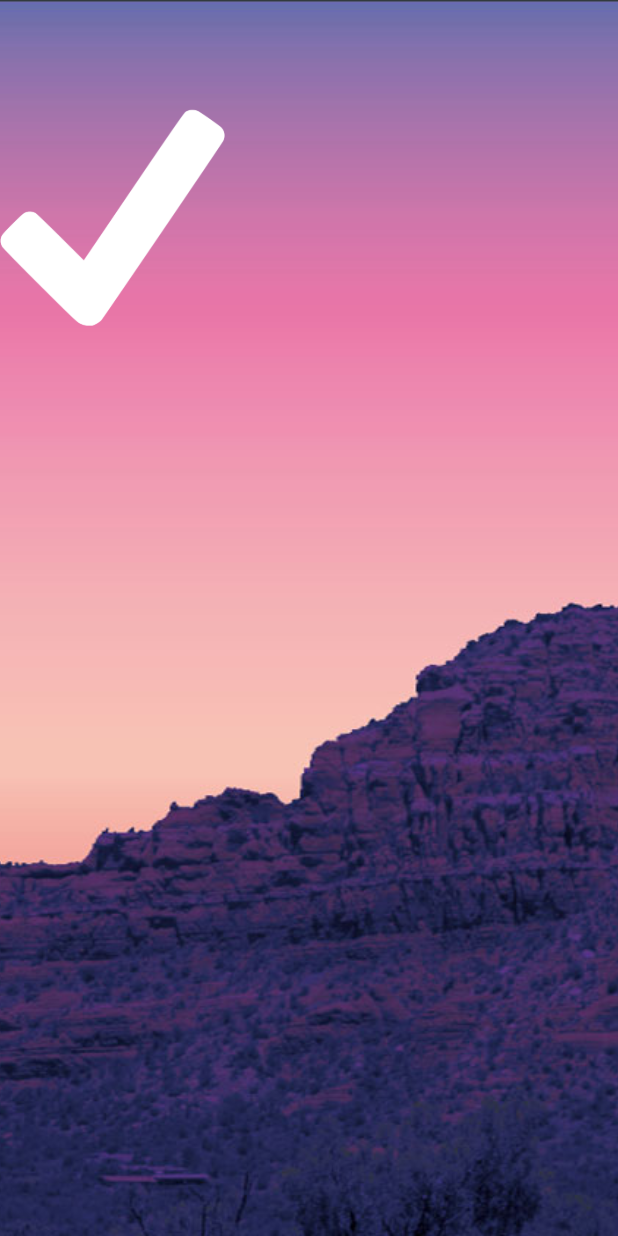
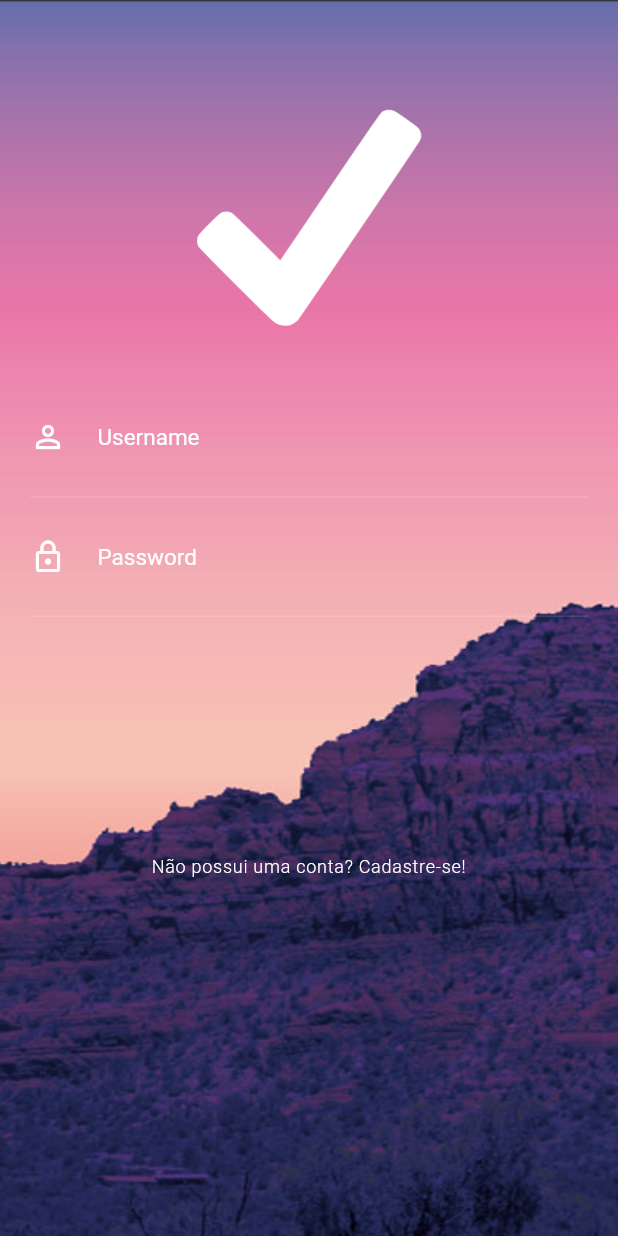
Before and after one commit to FilipeGabrielTobias/App-Animacoes-Complexas, a Flutter app: the screen it shows after launch, on a phone screen of 412 x 824 dp. Run offline on Flutter 3.47's test engine with Material 2 defaults, Android fonts, the phone set to English and light mode, and no system bars.

Commit message:
Criando campos do formulário

```diff
--- a/lib/screens/login/login_screen.dart
+++ b/lib/screens/login/login_screen.dart
@@ -1,4 +1,5 @@
 import 'package:animacoes_complexas/screens/login/widgets/form_container.dart';
+import 'package:animacoes_complexas/screens/login/widgets/sign_up_button.dart';
 import 'package:flutter/material.dart';
 
 class LoginScreen extends StatefulWidget {
@@ -35,7 +36,8 @@
                         fit: BoxFit.contain,
                       ),
                     ),
-                    FormContainer()
+                    const FormContainer(),
+                    const SignUpButton()
                   ],
                 )
               ],
--- a/lib/screens/login/widgets/form_container.dart
+++ b/lib/screens/login/widgets/form_container.dart
@@ -1,3 +1,4 @@
+import 'package:animacoes_complexas/screens/login/widgets/input_field.dart';
 import 'package:flutter/material.dart';
 
 class FormContainer extends StatelessWidget {
@@ -9,8 +10,17 @@
       margin: const EdgeInsets.symmetric(horizontal: 20),
       child: Form(
         child: Column(
-          children: <Widget>[
-
+          children: const <Widget>[
+            InputField(
+              hint: 'Username',
+              obscure: false,
+              icon: Icons.person_outline
+            ),
+            InputField(
+              hint: 'Password',
+              obscure: true,
+              icon: Icons.lock_outline
+            ),
           ],
         ),
       ),
--- /dev/null
+++ b/lib/screens/login/widgets/input_field.dart
@@ -0,0 +1,47 @@
+import 'package:flutter/material.dart';
+
+class InputField extends StatelessWidget {
+  final String hint;
+  final bool obscure;
+  final IconData icon;
+
+  const InputField({Key? key, required this.hint, required this.obscure, required this.icon}) : super(key: key);
+
+  @override
+  Widget build(BuildContext context) {
+    return Container(
+      decoration: const BoxDecoration(
+        border: Border(
+          bottom: BorderSide(
+            color: Colors.white24,
+            width: 0.5
+          ),
+        ),
+      ),
+      child: TextFormField(
+        obscureText: obscure,
+        style: const TextStyle(
+          color: Colors.white
+        ),
+        decoration: InputDecoration(
+          icon: Icon(
+            icon,
+            color: Colors.white
+          ),
+          border: InputBorder.none,
+          hintText: hint,
+          hintStyle: const TextStyle(
+            color: Colors.white,
+            fontSize: 15
+          ),
+          contentPadding: const EdgeInsets.only(
+            top: 30,
+            right: 30,
+            bottom: 30,
+            left: 5
+          )
+        ),
+      ),
+    );
+  }
+}
--- /dev/null
+++ b/lib/screens/login/widgets/sign_up_button.dart
@@ -0,0 +1,30 @@
+// ignore_for_file: deprecated_member_use
+
+import 'package:flutter/material.dart';
+
+class SignUpButton extends StatelessWidget {
+  const SignUpButton({Key? key}) : super(key: key);
+
+  @override
+  Widget build(BuildContext context) {
+    return FlatButton(
+      padding: const EdgeInsets.only(
+        top: 160
+      ),
+      onPressed: () {
+
+      },
+      child: const Text(
+        'Não possui uma conta? Cadastre-se!',
+        textAlign: TextAlign.center,
+        overflow: TextOverflow.ellipsis,
+        style: TextStyle(
+          fontWeight: FontWeight.w300,
+          color: Colors.white,
+          fontSize: 12,
+          letterSpacing: 0.5
+        ),
+      ),
+    );
+  }
+}
```
